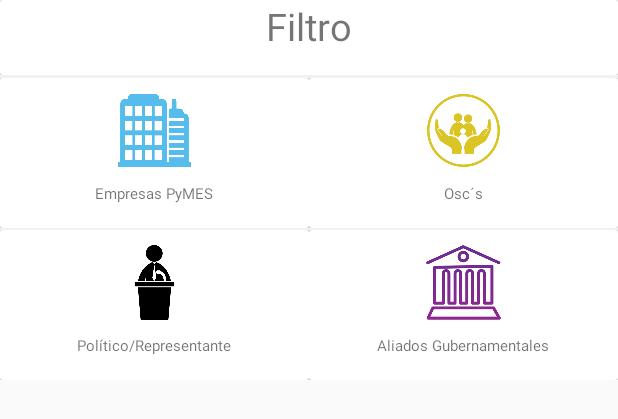
After one commit to EdPalaciosV/Injuve, an Android app: the layout filter_design.xml on its own in the app's theme, with its tools: preview values and no code run, on a phone screen of 412 x 824 dp. The commit adds this screen. Shown: the top 419 px of the screen. Run offline under Robolectric (Android 15) with nearby library versions, the light colour scheme and no system bars.

Commit message:
sheet menu google maps

```diff
--- a/app/build.gradle
+++ b/app/build.gradle
@@ -22,6 +22,7 @@ dependencies {
     implementation fileTree(dir: 'libs', include: ['*.jar'])
     implementation 'com.android.support:appcompat-v7:28.0.0-alpha3'
     implementation 'com.android.support.constraint:constraint-layout:1.1.1'
+    implementation 'com.google.android.gms:play-services-maps:15.0.1'
     testImplementation 'junit:junit:4.12'
     implementation "com.android.support:design:28.0.0-alpha3"
     androidTestImplementation 'com.android.support.test:runner:1.0.2'
--- /dev/null
+++ b/app/src/main/res/layout/filter_design.xml
@@ -0,0 +1,170 @@
+<?xml version="1.0" encoding="utf-8"?>
+<LinearLayout
+    xmlns:android="http://schemas.android.com/apk/res/android"
+    xmlns:app="http://schemas.android.com/apk/res-auto"
+    android:layout_width="match_parent"
+    android:layout_height="wrap_content"
+    android:id="@+id/containerFilterDesign"
+    app:layout_behavior="@string/bottom_sheet_behavior"
+    app:behavior_hideable="true"
+    app:behavior_peekHeight="50dp">
+
+    <TableLayout
+        android:layout_width="match_parent"
+        android:layout_height="wrap_content"
+        android:background="#f1f1f1">
+
+        <TableRow>
+            <android.support.v7.widget.CardView
+                android:layout_width="0dp"
+                android:layout_height="50dp"
+                android:layout_weight="2">
+
+                <TextView
+                    android:layout_width="wrap_content"
+                    android:layout_height="50dp"
+                    android:text="Filtro"
+                    android:textSize="25dp"
+                    android:layout_gravity="center"
+                    />
+            </android.support.v7.widget.CardView>
+        </TableRow>
+        <TableRow
+            android:layout_height="100dp"
+            android:layout_width="match_parent"
+            android:layout_marginTop="2dp"
+            android:weightSum="4"
+            >
+
+
+            <android.support.v7.widget.CardView
+                android:layout_width="0dp"
+                android:layout_height="100dp"
+                android:layout_weight="2"
+                >
+                <LinearLayout
+                    android:layout_width="match_parent"
+                    android:layout_height="wrap_content"
+                    android:padding="10dp"
+                    android:orientation="vertical">
+
+                    <ImageView
+                        android:layout_width="50dp"
+                        android:layout_height="50dp"
+                        android:layout_gravity="center"
+                        android:layout_marginBottom="10dp"
+                        android:src="@drawable/empresa"/>
+                    <TextView
+                        android:layout_width="wrap_content"
+                        android:layout_height="wrap_content"
+                        android:text="Empresas PyMES"
+                        android:textSize="10sp"
+                        android:layout_gravity="center"/>
+
+                </LinearLayout>
+
+            </android.support.v7.widget.CardView>
+
+
+            <android.support.v7.widget.CardView
+                android:layout_width="0dp"
+                android:layout_height="100dp"
+                android:layout_weight="2"
+                >
+                <LinearLayout
+                    android:layout_width="match_parent"
+                    android:layout_height="wrap_content"
+                    android:padding="10dp"
+                    android:orientation="vertical">
+
+                    <ImageView
+                        android:layout_width="50dp"
+                        android:layout_height="50dp"
+                        android:layout_gravity="center"
+                        android:layout_marginBottom="10dp"
+                        android:src="@drawable/social"/>
+                    <TextView
+                        android:layout_width="wrap_content"
+                        android:layout_height="wrap_content"
+                        android:text="Osc´s"
+                        android:textSize="10sp"
+                        android:layout_gravity="center"/>
+
+                </LinearLayout>
+
+            </android.support.v7.widget.CardView>
+
+
+        </TableRow>
+
+        <TableRow
+            android:layout_height="100dp"
+            android:layout_width="match_parent"
+            android:layout_marginTop="1dp"
+            android:weightSum="4"
+            >
+
+
+            <android.support.v7.widget.CardView
+                android:layout_width="0dp"
+                android:layout_height="100dp"
+                android:layout_weight="2"
+                >
+                <LinearLayout
+                    android:layout_width="match_parent"
+                    android:layout_height="wrap_content"
+                    android:padding="10dp"
+                    android:orientation="vertical">
+
+                    <ImageView
+                        android:layout_width="50dp"
+                        android:layout_height="50dp"
+                        android:layout_gravity="center"
+                        android:layout_marginBottom="10dp"
+                        android:src="@drawable/politicos"/>
+                    <TextView
+                        android:layout_width="wrap_content"
+                        android:layout_height="wrap_content"
+                        android:text="Político/Representante"
+                        android:layout_gravity="center"
+                        android:textSize="10sp"/>
+
+                </LinearLayout>
+
+            </android.support.v7.widget.CardView>
+
+
+            <android.support.v7.widget.CardView
+                android:layout_width="0dp"
+                android:layout_height="100dp"
+                android:layout_weight="2"
+                >
+                <LinearLayout
+                    android:layout_width="match_parent"
+                    android:layout_height="wrap_content"
+                    android:padding="10dp"
+                    android:orientation="vertical">
+
+                    <ImageView
+                        android:layout_width="50dp"
+                        android:layout_height="50dp"
+                        android:layout_gravity="center"
+                        android:layout_marginBottom="10dp"
+                        android:src="@drawable/gubernamental"/>
+                    <TextView
+                        android:layout_width="wrap_content"
+                        android:layout_height="wrap_content"
+                        android:text="Aliados Gubernamentales"
+                        android:layout_gravity="center"
+                        android:textSize="10sp"/>
+
+                </LinearLayout>
+
+            </android.support.v7.widget.CardView>
+
+
+        </TableRow>
+
+    </TableLayout>
+
+</LinearLayout>
--- a/app/src/main/res/values/strings.xml
+++ b/app/src/main/res/values/strings.xml
@@ -5,5 +5,6 @@
     <string name="hello_blank_fragment">Hello blank fragment</string>
     <string name="open">Open</string>
     <string name="close">Close</string>
+    <string name="title_activity_maps">Map</string>
 
 </resources>
```
Also changed, not shown: app/src/debug/res/values/google_maps_api.xml (added, +24 -0 lines), app/src/main/AndroidManifest.xml (+22 -0 lines), app/src/main/java/com/example/usuario/injuve/Filter/FilterSheetDialog.java (added, +20 -0 lines), app/src/main/java/com/example/usuario/injuve/MainActivity.java (+17 -8 lines), app/src/main/java/com/example/usuario/injuve/MapsActivity.java (added, +60 -0 lines), app/src/main/res/layout/activity_maps.xml (added, +25 -0 lines), app/src/main/res/drawable/empresa.png (added), app/src/main/res/drawable/gubernamental.png (added), app/src/main/res/drawable/politicos.png (added), app/src/main/res/drawable/social.png (added), 1 other file.
